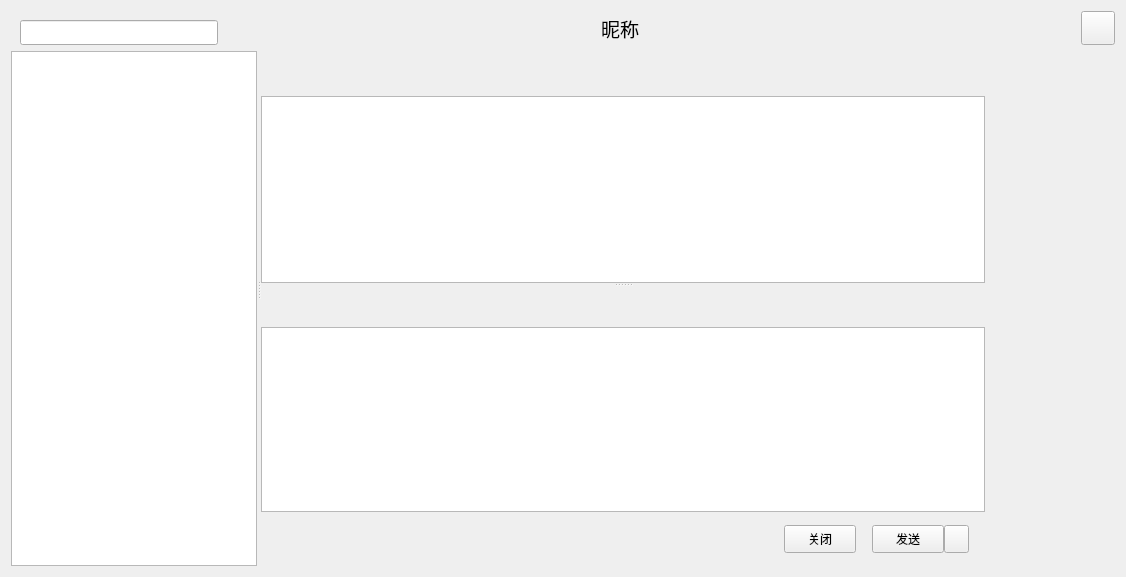
Old version of the form ChatWidget.ui in the repository NoHearting/MySelfQQ_v2.
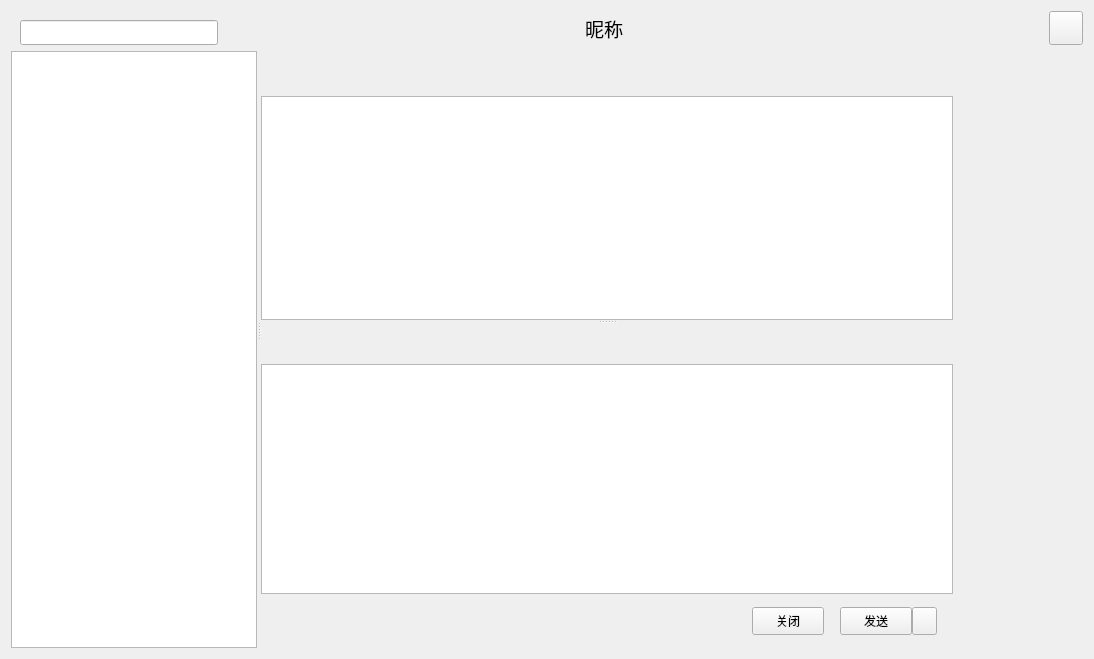
New version of the form. Icons and pictures are not drawn. Custom widgets are drawn as their Qt base class.

Patch:
```diff
--- a/ChatWidget.ui
+++ b/ChatWidget.ui
@@ -6,8 +6,8 @@
    <rect>
     <x>0</x>
     <y>0</y>
-    <width>1126</width>
-    <height>577</height>
+    <width>1094</width>
+    <height>659</height>
    </rect>
   </property>
   <property name="minimumSize">
@@ -513,7 +513,13 @@
                             <number>0</number>
                            </property>
                            <item row="0" column="0">
-                            <widget class="MyListWidget" name="listWidgetMessageList"/>
+                            <widget class="MyListWidget" name="listWidgetMessageList">
+                             <property name="font">
+                              <font>
+                               <pointsize>14</pointsize>
+                              </font>
+                             </property>
+                            </widget>
                            </item>
                           </layout>
                          </widget>
@@ -937,7 +943,12 @@
                             <number>0</number>
                            </property>
                            <item row="0" column="0">
-                            <widget class="QTextEdit" name="textEditMessageInput">
+                            <widget class="MyTextEdit" name="textEditMessageInput">
+                             <property name="font">
+                              <font>
+                               <pointsize>9</pointsize>
+                              </font>
+                             </property>
                              <property name="tabChangesFocus">
                               <bool>true</bool>
                              </property>
@@ -1831,6 +1842,11 @@
    <extends>QListWidget</extends>
    <header location="global">MyListWidget.h</header>
   </customwidget>
+  <customwidget>
+   <class>MyTextEdit</class>
+   <extends>QTextEdit</extends>
+   <header>MyTextEdit.h</header>
+  </customwidget>
  </customwidgets>
  <resources>
   <include location="res.qrc"/>
```
